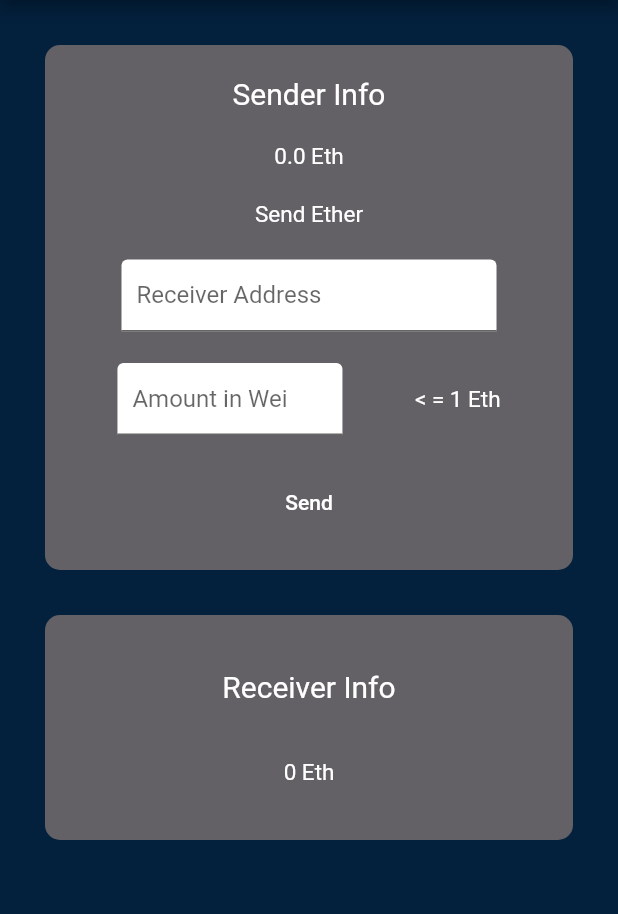
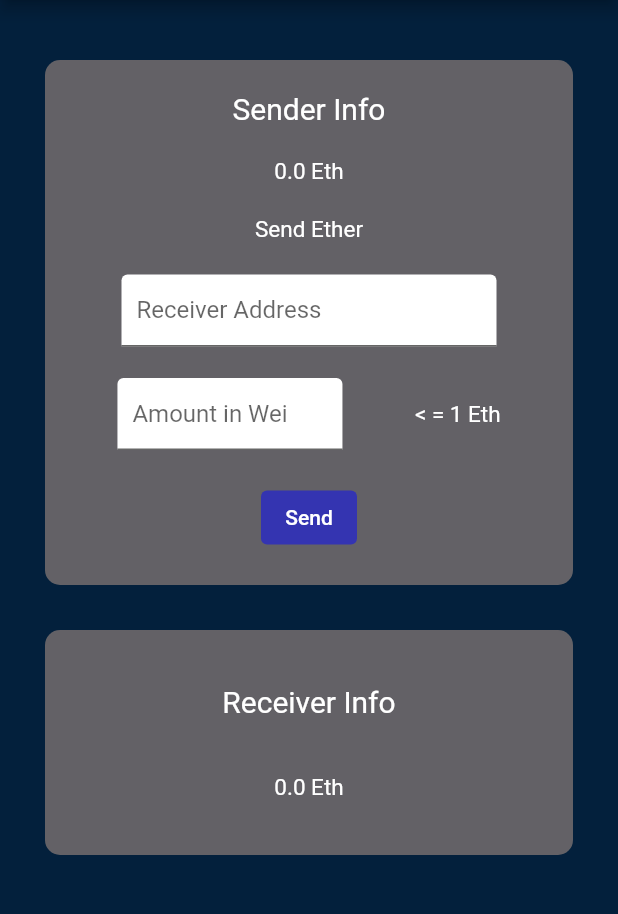
Before and after one commit to Roman-Ojha/Web3-Transaction-Dapp-Example, a Flutter app: the screen it shows after launch, after a tap on "Send", on a phone screen of 412 x 824 dp, the part 84-998 px from its top. Run offline on Flutter 3.47's test engine with Material 2 defaults, Android fonts, the phone set to English and light mode, and no system bars; missing offline and left inert: web3dart.

Commit message:
finally updating the balance on ui & some change on flutter code

```diff
--- a/app/lib/screen/index.dart
+++ b/app/lib/screen/index.dart
@@ -14,14 +14,17 @@ class HomeScreen extends StatefulWidget {
 
 class _HomeScreenState extends State<HomeScreen> {
   double _senderBalance = 0;
-  double receiverBalance = 0;
+  double _receiverBalance = 0;
   final String _senderAddress = "0x156b6c9D84118E80D70f0AEe5FA8Cb58c76956FC";
+  // ganache sender address
   final String _receiverAddress = "0x95B6C683A3a7DBD9bee9D47f01FB7f6f6155AdB9";
+  // ganache receiver address
 
   final String _rpcUrl = "http://192.168.10.101:7545";
   final String _wsUrl = "http://192.168.10.101:7545";
   final String _privateKey =
       "640322cb2cf80ce96c34ba2e3dbd3c2e6cc593b926974242e5ee3393708b0056";
+  // ganache sender privatekey
 
   late Web3Client _web3;
   late String _abiCode;
@@ -46,24 +49,34 @@ class _HomeScreenState extends State<HomeScreen> {
     await getDeployedContract();
     await getCredentials();
     BigInt senderBalance = await getBalance(_senderAddress);
+    BigInt receiverBalance = await getBalance(_receiverAddress);
     setState(() {
       _senderBalance = (senderBalance / BigInt.from(1000000000000000000));
+      _receiverBalance = (receiverBalance / BigInt.from(1000000000000000000));
     });
   }
 
   Future<void> getAbi() async {
+    try {
       String abiStringFile =
           await rootBundle.loadString("src/contracts/Transaction.json");
       var jsonAbi = jsonDecode(abiStringFile);
       _abiCode = jsonEncode(jsonAbi["abi"]);
       _contractAddress =
           EthereumAddress.fromHex(jsonAbi["networks"]["5777"]["address"]);
+    } catch (err) {
+      //
+    }
   }
 
   Future<void> getDeployedContract() async {
+    try {
       _contract = DeployedContract(
           ContractAbi.fromJson(_abiCode, "Transaction"), _contractAddress);
       _getBalance = _contract.function("getBalance");
+    } catch (err) {
+      //
+    }
   }
 
   Future<BigInt> getBalance(String address) async {
@@ -82,8 +95,10 @@ class _HomeScreenState extends State<HomeScreen> {
   }
 
   Future<void> getCredentials() async {
+    try {
       _credentials = await EthPrivateKey.fromHex(_privateKey);
       _ownAddress = await _credentials.extractAddress();
+    } catch (err) {}
   }
 
   Future<void> sendTransaction(
@@ -101,6 +116,19 @@ class _HomeScreenState extends State<HomeScreen> {
     }
   }
 
+  Future<void> updateBalance() async {
+    try {
+      BigInt senderBalance = await getBalance(_senderAddress);
+      BigInt receiverBalance = await getBalance(_receiverAddress);
+      setState(() {
+        _senderBalance = (senderBalance / BigInt.from(1000000000000000000));
+        _receiverBalance = (receiverBalance / BigInt.from(1000000000000000000));
+      });
+    } catch (err) {
+      //
+    }
+  }
+
   @override
   Widget build(BuildContext context) {
     return Scaffold(
@@ -113,7 +141,7 @@ class _HomeScreenState extends State<HomeScreen> {
         child: ListView(
           children: [
             const SizedBox(
-              height: 30.0,
+              height: 40.0,
             ),
             Container(
               margin: const EdgeInsets.only(
@@ -181,12 +209,16 @@ class _HomeScreenState extends State<HomeScreen> {
                       await sendTransaction(
                           address: "0x95B6C683A3a7DBD9bee9D47f01FB7f6f6155AdB9",
                           amount: 100000000000000000);
+                      await updateBalance();
                     },
                     child: const Text(
                       "Send",
                       style: TextStyle(
                         color: Colors.white,
                       ),
+                    ),
+                    style: TextButton.styleFrom(
+                      backgroundColor: const Color.fromRGBO(52, 52, 177, 1),
                     ),
                   ),
                 ],
@@ -209,8 +241,8 @@ class _HomeScreenState extends State<HomeScreen> {
               ),
               child: Column(
                 mainAxisAlignment: MainAxisAlignment.spaceEvenly,
-                children: const [
-                  Text(
+                children: [
+                  const Text(
                     "Receiver Info",
                     style: TextStyle(
                       fontSize: 20.0,
@@ -218,8 +250,8 @@ class _HomeScreenState extends State<HomeScreen> {
                     ),
                   ),
                   Text(
-                    "0 Eth",
-                    style: TextStyle(
+                    "${_receiverBalance} Eth",
+                    style: const TextStyle(
                       fontSize: 15.0,
                       color: Colors.white,
                     ),
```
Lines whose indentation alone changed are shown as unchanged.
